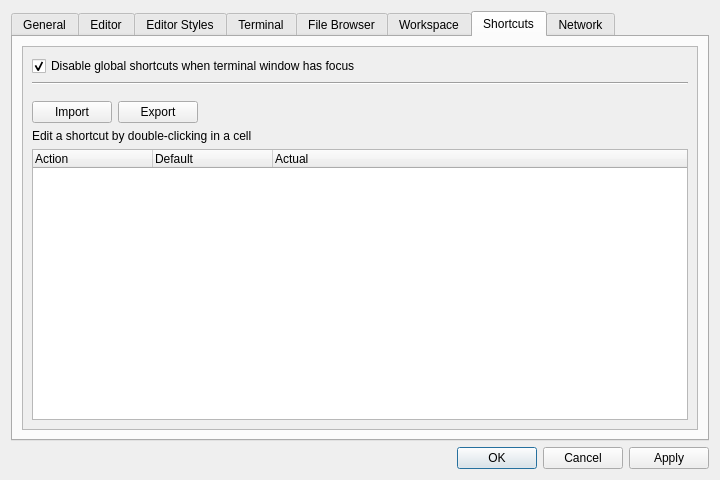
This is libgui/src/settings-dialog.ui in ctaggart/octave as Qt 5 draws it before an edit. The edited form follows.
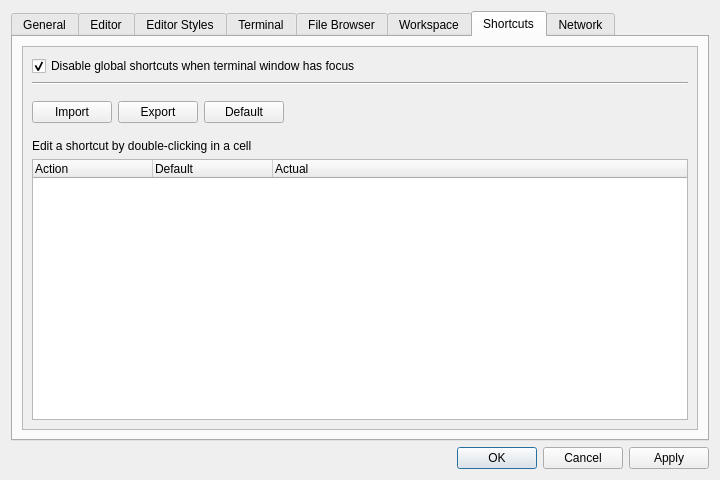
This is the edited form.

Commit message: possibility to set all shortcuts to default values and check overwriting

```diff
--- a/libgui/src/settings-dialog.ui
+++ b/libgui/src/settings-dialog.ui
@@ -1986,14 +1986,10 @@
                <property name="topMargin">
                 <number>10</number>
                </property>
-               <item row="2" column="0">
-                <layout class="QHBoxLayout" name="horizontalLayout_16">
-                 <property name="topMargin">
-                  <number>0</number>
-                 </property>
-                </layout>
-               </item>
-               <item row="0" column="2">
+               <property name="bottomMargin">
+                <number>10</number>
+               </property>
+               <item row="0" column="3">
                 <spacer name="horizontalSpacer_26">
                  <property name="orientation">
                   <enum>Qt::Horizontal</enum>
@@ -2020,6 +2016,16 @@
                  </property>
                 </widget>
                </item>
+               <item row="0" column="2">
+                <widget class="QPushButton" name="btn_default_shortcut_set">
+                 <property name="toolTip">
+                  <string>Reset shortcuts to their defaults</string>
+                 </property>
+                 <property name="text">
+                  <string>Default</string>
+                 </property>
+                </widget>
+               </item>
               </layout>
              </item>
              <item>
```
Left out of the diff: 6 changed lines with no effect on the pictures. The commit also changes 4 other files.
